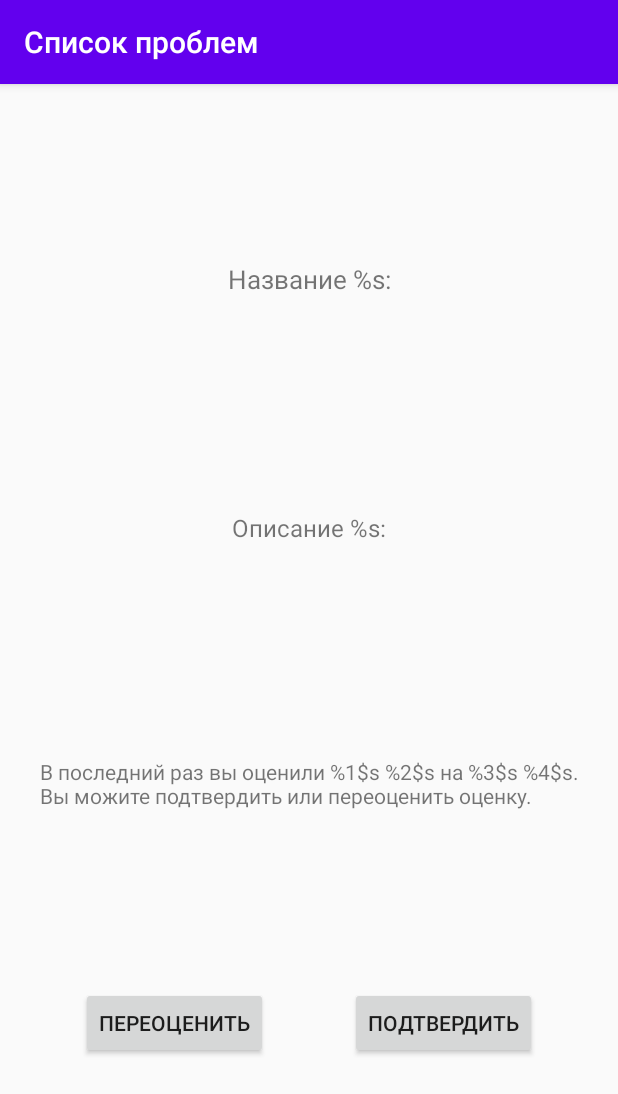
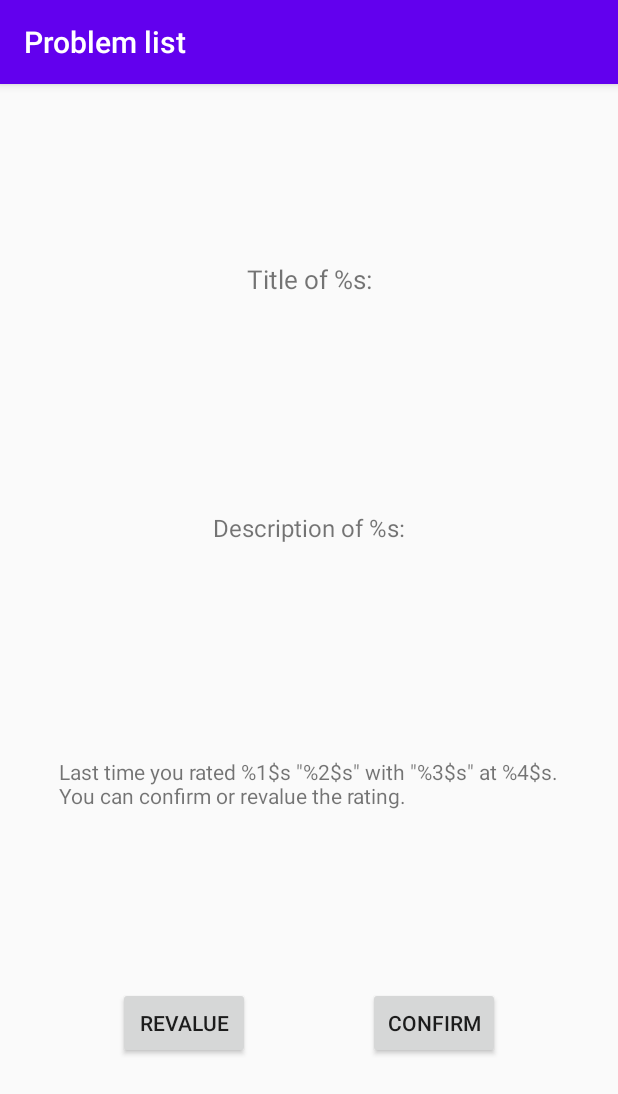
Before and after one commit to shuvaev32167/ProblemAssitent, an Android app: the CardFragment screen opened through its navigation route, on a phone screen of 412 x 824 dp. Shown: the top 1094 px of the screen. Run offline under Robolectric (Android 15) with nearby library versions, the phone set to English and light mode, and no system bars.

Commit message:
Перевод

```diff
--- a/app/src/main/res/values/strings.xml
+++ b/app/src/main/res/values/strings.xml
@@ -1,12 +1,11 @@
 <resources>
-    <string name="app_name">Помощник в решении проблем</string>
-    <string name="label_edit_card_name">Название преимущества/недостатка</string>
-    <string name="advantagesName">Название преимущества</string>
-    <string name="disadvantageName">Название недостака</string>
-    <string name="advantages_disadvantageName">Название преимущества/недостатка</string>
-    <string name="label_edit_problem_name">Название проблемы</string>
-    <string name="saveButton">Сохранить</string>
-    <string name="cancelButton">Отмена</string>
+    <string name="app_name">Problem assistant</string>
+    <string name="advantagesName">Name of an advantage</string>
+    <string name="disadvantageName">Name of a disadvantage</string>
+    <string name="advantages_disadvantageName">Title of an advantage/disadvantage</string>
+    <string name="label_edit_problem_name">Title of problem</string>
+    <string name="saveButton">Save</string>
+    <string name="cancelButton">Cancel</string>
     <string name="negative_5" translatable="false">-5</string>
     <string name="negative_4" translatable="false">-4</string>
     <string name="negative_3" translatable="false">-3</string>
@@ -18,117 +17,116 @@
     <string name="positive_3" translatable="false">3</string>
     <string name="positive_4" translatable="false">4</string>
     <string name="positive_5" translatable="false">5</string>
-    <string name="removeButton">Удалить</string>
-    <string name="popupEdit">Редактировать</string>
-    <string name="popupDelete">Удалить</string>
+    <string name="popupEdit">Edit</string>
+    <string name="popupDelete">Delete</string>
 
-    <string name="analyzeProblemTabSummaryInformation">Общая информация</string>
-    <string name="analyzeLinearProblemTabAdvantages">Пеимущества</string>
-    <string name="analyzeLinearProblemTabDisadvantages">Недостатки</string>
+    <string name="analyzeProblemTabSummaryInformation">General information</string>
+    <string name="analyzeLinearProblemTabAdvantages">Advantages</string>
+    <string name="analyzeLinearProblemTabDisadvantages">Disadvantages</string>
 
-    <string name="popupAnalyze">Анализировать</string>
+    <string name="popupAnalyze">Analyze</string>
 
-    <string name="problem_list_fragment_label">Список проблем</string>
-    <string name="card_list_fragment_label">Список преимуществ/недостатков</string>
-    <string name="action_settings">Настройки</string>
-    <string name="problem_edit_fragment_label">Изменение проблемы</string>
-    <string name="problem_new_fragment_label">Создание проблемы</string>
-    <string name="advantageEditLabel">Изменение преимущества</string>
-    <string name="disadvantageEditLabel">Изменение недостатка</string>
-    <string name="advantage_disadvantageEditLabel">Изменение преимущества/недостатка</string>
-    <string name="advantageNewLabel">Создание преимущества</string>
-    <string name="disadvantageNewLabel">Создание недостатка</string>
-    <string name="advantage_disadvantageNewLabel">Создание преимущества/недостатка</string>
-    <string name="advantageFragmentLabel">Преимущество</string>
-    <string name="disadvantageFragmentLabel">Недостаток</string>
-    <string name="advantage_disadvantageFragmentLabel">Преимущество/недостаток</string>
-    <string name="label_edit_card_description">Описание преимущества/недостатка</string>
+    <string name="problem_list_fragment_label">Problem list</string>
+    <string name="card_list_fragment_label">Advantage/Disadvantage list</string>
+    <string name="action_settings">Settings</string>
+    <string name="problem_edit_fragment_label">Edit problem</string>
+    <string name="problem_new_fragment_label">New problem</string>
+    <string name="advantageEditLabel">Edit advantage</string>
+    <string name="disadvantageEditLabel">Edit disadvantage</string>
+    <string name="advantage_disadvantageEditLabel">Edit advantage/disadvantage</string>
+    <string name="advantageNewLabel">New advantage</string>
+    <string name="disadvantageNewLabel">New disadvantage</string>
+    <string name="advantage_disadvantageNewLabel">New advantage/disadvantage</string>
+    <string name="advantageFragmentLabel">Advantage</string>
+    <string name="disadvantageFragmentLabel">Disadvantages</string>
+    <string name="advantage_disadvantageFragmentLabel">Advantage/Disadvantages</string>
+    <string name="label_edit_card_description">Description of advantage/disadvantage</string>
 
     <string name="hello_blank_fragment">Hello blank fragment</string>
-    <string name="analyzeProblemFragmentLabel">Анализ проблемы</string>
-    <string name="analyzeCardFragmentLabel">График изменения оценки</string>
-    <string name="analyzeCardFragmentGraphLabel">Изменение оценки по %s</string>
-    <string name="removeItemConfirm">Подтверждение удаления</string>
-    <string name="removeItemConfirmMessage">Вы действительно хотите удалить элемент %s?</string>
-    <string name="yesButton">Да</string>
-    <string name="noButton">Нет</string>
-    <string name="graphScoreChanged">График измененения оценки</string>
-    <string name="fixButton">Исправить</string>
-    <string name="okButton">Хорошо</string>
-    <string name="problemNameBusyTitle">Название проблемы занято</string>
-    <string name="problemNameBusyMessage">Проблема с именем %s уже существует. Пожалуйста введите другое название для проблемы.</string>
-    <string name="cardAdvantageNameBusyTitle">Название преимущества занято</string>
-    <string name="cardDisadvantageNameBusyTitle">Название недостатка занято</string>
-    <string name="cardAdvantage_DisadvantageNameBusyTitle">Название преимущества/недостатка занято</string>
-    <string name="cardAdvantageNameBusyMessage">Преимущество с именем %s уже существует. Пожалуйста введите другое название.</string>
-    <string name="cardDisadvantageNameBusyMessage">Недостаток с именем %s уже существует. Пожалуйста введите другое название.</string>
-    <string name="cardAdvantage_DisadvantageNameBusyMessage">Преимущество/Недостаток с именем %s уже существует. Пожалуйста введите другое название.</string>
-    <string name="informationTitle">Информация</string>
-    <string name="informationProblemAlertBody">Значение %s является средним арифметическим от суммы средних значений ваших карт (преимуществ и недостатков)</string>
-    <string name="informationProblemDescartesSquaredAlertBody">Проблема %s решается с применением квадрата Декарта</string>
-    <string name="informationCardAlertBody">Значение %s является средним от оценок вашей карты (преимуществ и недостатков)</string>
+    <string name="analyzeProblemFragmentLabel">Problem analysis</string>
+    <string name="analyzeCardFragmentLabel">Rating changes chart</string>
+    <string name="analyzeCardFragmentGraphLabel">Rating changes in %s</string>
+    <string name="removeItemConfirm">Deleting confirmation</string>
+    <string name="removeItemConfirmMessage">Do you really want to delete %s?</string>
+    <string name="yesButton">Yes</string>
+    <string name="noButton">No</string>
+    <string name="graphScoreChanged">Rating changes chart</string>
+    <string name="fixButton">Fix</string>
+    <string name="okButton">OK</string>
+    <string name="problemNameBusyTitle">Problem title is busy</string>
+    <string name="problemNameBusyMessage">Problem \"%s\" is already exists. Please enter another title.</string>
+    <string name="cardAdvantageNameBusyTitle">Advantage title is busy</string>
+    <string name="cardDisadvantageNameBusyTitle">Disadvantage title is busy</string>
+    <string name="cardAdvantage_DisadvantageNameBusyTitle">Advantage/Disadvantage title is busy</string>
+    <string name="cardAdvantageNameBusyMessage">Advantage \"%s\" is already exists. Please enter another title.</string>
+    <string name="cardDisadvantageNameBusyMessage">Disadvantage \"%s\" is already exists. Please enter another title.</string>
+    <string name="cardAdvantage_DisadvantageNameBusyMessage">Advantage/Disadvantage \"%s\" is already exists. Please enter another title.</string>
+    <string name="informationTitle">Information</string>
+    <string name="informationProblemAlertBody">Value \"%s\" is a mean of your advantages/disadvantages average values sum</string>
+    <string name="informationProblemDescartesSquaredAlertBody">Problem \"%s\" is solving via Descartes square</string>
+    <string name="informationCardAlertBody">Value \"%s\" is an average of your advantages/disadvantages</string>
 
-    <string name="checkScoreNow">Оценить преимущество/недостаток позже</string>
+    <string name="checkScoreNow">Rate an advantage/disadvantage later</string>
 
-    <string name="informationText">В последний раз вы оценили %1$s %2$s на %3$s %4$s.\nВы можите подтвердить или переоценить оценку.</string>
-    <string name="informationTextNotScore">Вы ещё не оценивали %s.\nВам необходимо произвести оценку.</string>
-    <string name="advantage">преимущество</string>
-    <string name="disadvantage">недостаток</string>
-    <string name="advantage_disadvantage">преимущество/недостаток</string>
-    <string name="confirmButton">Подтвердить</string>
-    <string name="makeNewScoreButton">Переоценить</string>
-    <string name="makeScoreButton">Оценить</string>
+    <string name="informationText">Last time you rated %1$s \"%2$s\" with \"%3$s\" at %4$s.\nYou can confirm or revalue the rating.</string>
+    <string name="informationTextNotScore">You didn\'t rate \"%s\".\nYou need to revalue the rating.</string>
+    <string name="advantage">advantage</string>
+    <string name="disadvantage">disadvantage</string>
+    <string name="advantage_disadvantage">advantage/disadvantage</string>
+    <string name="confirmButton">Confirm</string>
+    <string name="makeNewScoreButton">Revalue</string>
+    <string name="makeScoreButton">Rate</string>
 
-    <string name="cardNameTitle">Название %s:</string>
-    <string name="cardDescriptionTitle">Описание %s:</string>
-    <string name="advantageR">преимущества</string>
-    <string name="disadvantageR">недостатка</string>
-    <string name="advantage_disadvantageR">преимущества/недостатка</string>
+    <string name="cardNameTitle">Title of %s:</string>
+    <string name="cardDescriptionTitle">Description of %s:</string>
+    <string name="advantageR">advantage</string>
+    <string name="disadvantageR">disadvantage</string>
+    <string name="advantage_disadvantageR">advantage/disadvantage</string>
 
-    <string name="problemTypeLabel">Тип проблемы:</string>
-    <string name="linearProblem">Линейная проблема</string>
-    <string name="descartesSquaredProblem">Квадрат декарта</string>
+    <string name="problemTypeLabel">Problem type:</string>
+    <string name="linearProblem">Linear problem</string>
+    <string name="descartesSquaredProblem">Descartes square</string>
 
-    <string name="descartesSquaredShort">КД</string>
+    <string name="descartesSquaredShort">DS</string>
 
-    <string name="descartesSquaredSpinnerCardLabel">Выберите четверть карты:</string>
-    <string name="descartesSquaredIQuarterLong">I – <b>Плюс</b> если <b>произойдёт</b></string>
-    <string name="descartesSquaredIIQuarterLong">II – <b>Минус</b> если <b>произойдёт</b></string>
-    <string name="descartesSquaredIIIQuarterLong">III – <b>Плюс</b> если <b>не произойдёт</b></string>
-    <string name="descartesSquaredIVQuarterLong">IV – <b>Минус</b> если <b>не произойдёт</b></string>
-    <string name="descartesSquaredIQuarter">I – <b>+</b>, <b>произойдёт</b></string>
-    <string name="descartesSquaredIIQuarter">II – <b>-</b>, <b>произойдёт</b></string>
-    <string name="descartesSquaredIIIQuarter">III – <b>+</b>, <b>не произойдёт</b></string>
-    <string name="descartesSquaredIVQuarter">IV – <b>-</b>, <b>не произойдёт</b></string>
-    <string name="descartesSquaredIQuarterFotGetString">I – &lt;b>Плюс&lt;/b> если &lt;b>произойдёт&lt;/b></string>
-    <string name="descartesSquaredIIQuarterFotGetString">II – &lt;b>Минус&lt;/b> если &lt;b>произойдёт&lt;/b></string>
-    <string name="descartesSquaredIIIQuarterFotGetString">III – &lt;b>Плюс&lt;/b> если &lt;b>не произойдёт&lt;/b></string>
-    <string name="descartesSquaredIVQuarterFotGetString">IV – &lt;b>Минус&lt;/b> если &lt;b>не произойдёт&lt;/b></string>
+    <string name="descartesSquaredSpinnerCardLabel">Choose the graph quadrant:</string>
+    <string name="descartesSquaredIQuarterLong">I – <b>Plus</b> if it will <b>happen</b></string>
+    <string name="descartesSquaredIIQuarterLong">II – <b>Minus</b> if it will <b>happen</b></string>
+    <string name="descartesSquaredIIIQuarterLong">III – <b>Plus</b> if it won\'t <b>happen</b></string>
+    <string name="descartesSquaredIVQuarterLong">IV – <b>Minus</b> if it won\'t <b>happen</b></string>
+    <string name="descartesSquaredIQuarter">I – <b>+</b>, <b>it will happen</b></string>
+    <string name="descartesSquaredIIQuarter">II – <b>-</b>, <b>it will happen</b></string>
+    <string name="descartesSquaredIIIQuarter">III – <b>+</b>, <b>it won\'t happen</b></string>
+    <string name="descartesSquaredIVQuarter">IV – <b>-</b>, <b>it won\'t happen</b></string>
+    <string name="descartesSquaredIQuarterFotGetString">I – &lt;b>Plus&lt;/b> if it will &lt;b>happen&lt;/b></string>
+    <string name="descartesSquaredIIQuarterFotGetString">II – &lt;b>Minus&lt;/b> if it will &lt;b>happen&lt;/b></string>
+    <string name="descartesSquaredIIIQuarterFotGetString">III – &lt;b>Plus&lt;/b> if it won\'t &lt;b>happen&lt;/b></string>
+    <string name="descartesSquaredIVQuarterFotGetString">IV – &lt;b>Minus&lt;/b> if it won\'t &lt;b>happen&lt;/b></string>
 
     <string name="descartesSquaredIQuarterShort">I</string>
     <string name="descartesSquaredIIQuarterShort">II</string>
     <string name="descartesSquaredIIIQuarterShort">III</string>
     <string name="descartesSquaredIVQuarterShort">IV</string>
 
-    <string name="cardListLabel">Список карт</string>
-    <string name="cardNewLabel">Создание карты</string>
-    <string name="cardEditLabel">Редактирование карты</string>
-    <string name="cardLabel">Карта</string>
-    <string name="cardDescartesSquaredNameBusyTitle">Название карты занято</string>
-    <string name="cardDescartesSquaredNameBusyMessage">Карта с именем %s уже существует. Пожалуйста введите другое название.</string>
-    <string name="informationCardDescartesSquaredAlertBody">Карта расположена в черверти: \"%s\"</string>
+    <string name="cardListLabel">Card list</string>
+    <string name="cardNewLabel">Create card</string>
+    <string name="cardEditLabel">Edit card</string>
+    <string name="cardLabel">Card</string>
+    <string name="cardDescartesSquaredNameBusyTitle">Card title is busy</string>
+    <string name="cardDescartesSquaredNameBusyMessage">Card \"%s\" is already exists. Please enter another title.</string>
+    <string name="informationCardDescartesSquaredAlertBody">The card is located in the quadrant: \"%s\"</string>
 
-    <string name="informationDescartesSquaredText">Эта карта находится в четверти: %s</string>
+    <string name="informationDescartesSquaredText">The card is located in the quadrant: \"%s\"</string>
 
-    <string name="avgPointsLabel">Вы хотите решить %s с индексом, равным %s</string>
-    <string name="countMotivationLabel">Число ваших преимуществ — %s</string>
-    <string name="countAnchorLabel">Число ваших недостатков — %s</string>
-    <string name="summaryCountCardLabel">Общее число ваших карт — %d</string>
-    <string name="dateOfFirstProblemAssessmentLabel">Дата первой оценки проблемы — %s</string>
-    <string name="dateOfLastProblemAssessmentLabel">Дата последней оценки проблемы — %s</string>
+    <string name="avgPointsLabel">You want to solve \"%s\" with an index of %s</string>
+    <string name="countMotivationLabel">Count of your advantages — %s</string>
+    <string name="countAnchorLabel">Count of your disadvantage — %s</string>
+    <string name="summaryCountCardLabel">Total count of your cards — %d</string>
+    <string name="dateOfFirstProblemAssessmentLabel">Date of first problem rating 0— %s</string>
+    <string name="dateOfLastProblemAssessmentLabel">Date of last problem rating — %s</string>
 
-    <string name="descartesSquaredGroupCardCountLabel">Число карты в группе \"%1$s\" — %2$d</string>
-    <string name="descartesSquaredDateOfFistCardCreateLabel">Дата создания первой карты — %s</string>
-    <string name="descartesSquaredDateOfLastCardCreateLabel">Дата создания последней карты — %s</string>
+    <string name="descartesSquaredGroupCardCountLabel">Count of card in the quadrant \"%1$s\" — %2$d</string>
+    <string name="descartesSquaredDateOfFistCardCreateLabel">Date of first card create — %s</string>
+    <string name="descartesSquaredDateOfLastCardCreateLabel">Date of first card create — %s</string>
 
 </resources>
```
Also changed, not shown: app/build.gradle (+4 -4 lines), 1 other file.
